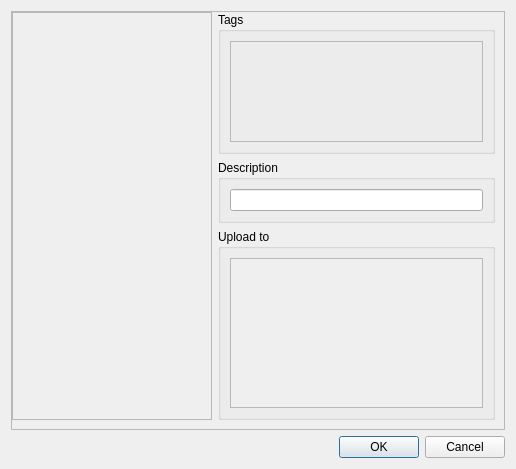
Before: the Qt Designer form src/uploaddialog.ui in klesh/fu, drawn with Qt 5.
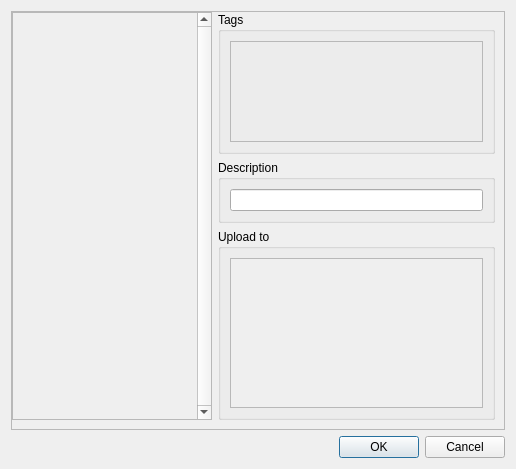
After: the same form once the commit is applied. Custom widgets are drawn as their Qt base class.

```diff
--- a/src/uploaddialog.ui
+++ b/src/uploaddialog.ui
@@ -57,6 +57,9 @@
             <height>16777215</height>
            </size>
           </property>
+          <property name="verticalScrollBarPolicy">
+           <enum>Qt::ScrollBarAlwaysOn</enum>
+          </property>
           <property name="widgetResizable">
            <bool>true</bool>
           </property>
@@ -65,10 +68,13 @@
             <rect>
              <x>0</x>
              <y>0</y>
-             <width>198</width>
+             <width>181</width>
              <height>407</height>
             </rect>
            </property>
+           <property name="styleSheet">
+            <string notr="true"/>
+           </property>
           </widget>
          </widget>
         </item>
```
Left out of the diff: 2 changed lines with no effect on the pictures.
